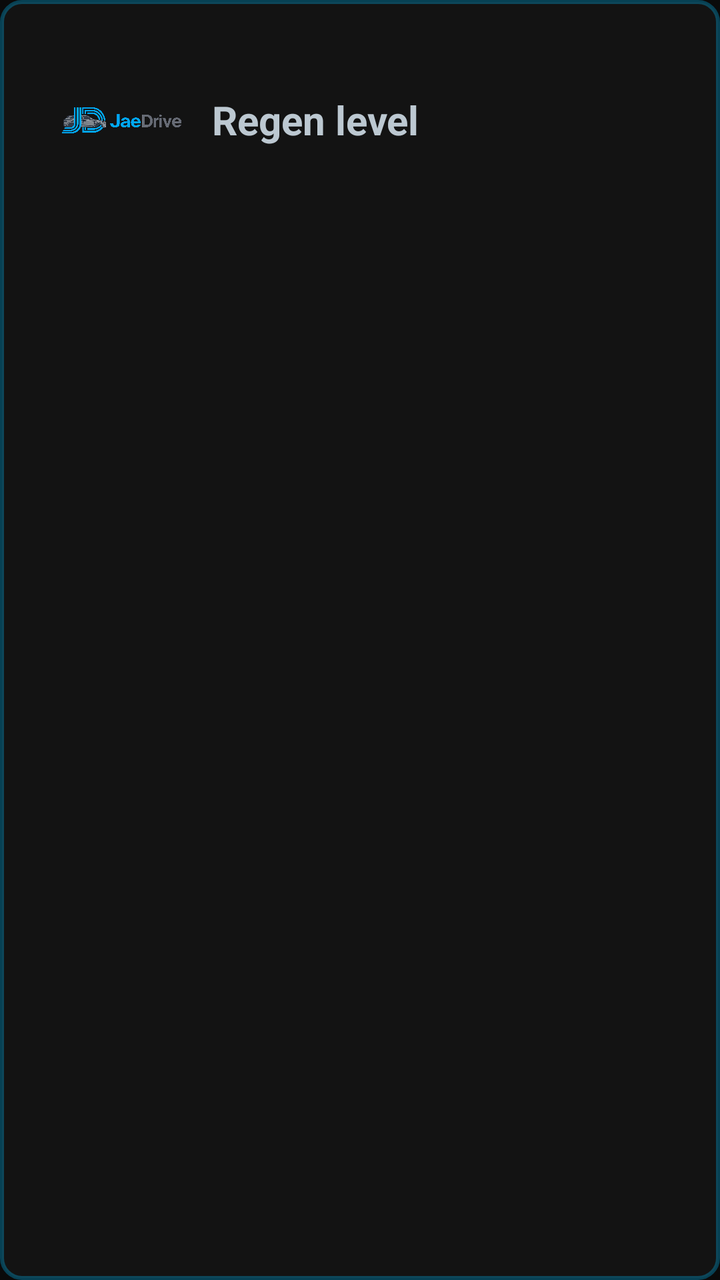
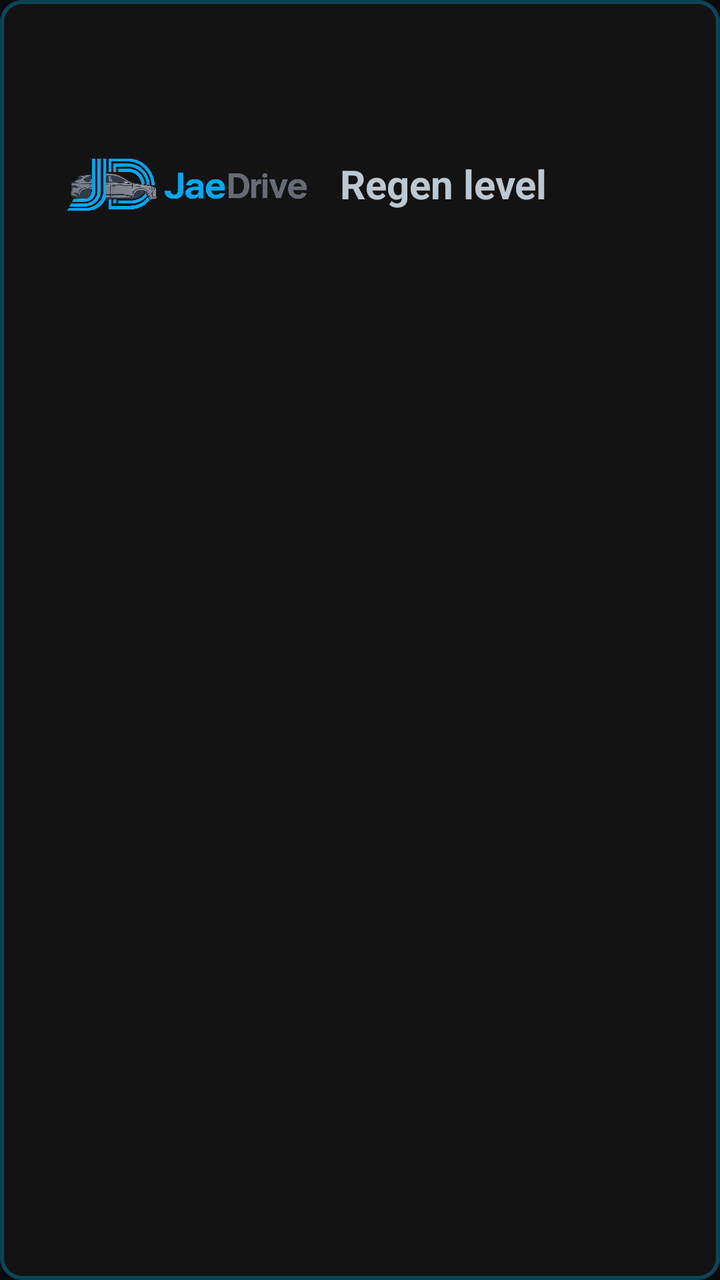

Compare the two renders of this Android layout. The source of the first and the diff that turns it into the second are given below.
<!-- AndroidManifest.xml: application theme AppTheme -->
<!-- res/layout/overlay_regen_popup.xml -->
<?xml version="1.0" encoding="utf-8"?>
<LinearLayout xmlns:android="http://schemas.android.com/apk/res/android"
    android:layout_width="wrap_content"
    android:layout_height="wrap_content"
    android:orientation="vertical"
    android:background="@drawable/glass_card_glow_bg"
    android:padding="28dp"
    android:minWidth="320dp">

    <LinearLayout
        android:layout_width="match_parent"
        android:layout_height="wrap_content"
        android:orientation="horizontal"
        android:gravity="center_vertical">
        <ImageView
            android:layout_width="64dp"
            android:layout_height="64dp"
            android:layout_marginEnd="14dp"
            android:src="@drawable/jd_logo"
            android:contentDescription="@null"/>
        <TextView
            android:id="@+id/tv_regen_title"
            android:layout_width="wrap_content"
            android:layout_height="wrap_content"
            android:text="@string/overlay_regen_title"
            android:textColor="@color/on_surface_variant"
            android:textSize="20sp"
            android:textStyle="bold"/>
    </LinearLayout>

    <TextView
        android:id="@+id/tv_regen_value"
        android:layout_width="match_parent"
        android:layout_height="wrap_content"
        android:layout_marginTop="10dp"
        android:gravity="center"
        android:textColor="@color/on_surface"
        android:textSize="44sp"
        android:textStyle="bold"/>
</LinearLayout>
<!-- resources referenced by this layout -->
<resources>
  <color name="on_surface">#E5E2E1</color>
  <color name="on_surface_variant">#BCC8D1</color>
  <!-- drawable glass_card_glow_bg (drawable) -->
  <?xml version="1.0" encoding="utf-8"?>
  <shape xmlns:android="http://schemas.android.com/apk/res/android">
      <corners android:radius="10dp"/>
      <solid android:color="@color/glass_card_fill"/>
      <stroke android:width="2dp" android:color="@color/glass_border_primary"/>
  </shape>
  <!-- drawable jd_logo: png bitmap (drawable-nodpi, 381845 bytes) -->
  <string name="overlay_regen_title">Regen level</string>
  <style name="AppTheme" parent="Theme.AppCompat.NoActionBar">
          <item name="android:windowBackground">@color/root_background</item>
          <item name="android:statusBarColor">@color/root_background</item>
          <item name="colorAccent">@color/primary_container</item>
          <item name="colorControlActivated">@color/primary_container</item>
      </style>
  <color name="glass_card_fill">#99191919</color>
  <color name="glass_border_primary">#4D00BFFF</color>
  <color name="root_background">#0A0A0A</color>
  <color name="primary_container">#00BFFF</color>
</resources>

<!-- the commit's change to res/layout/overlay_regen_popup.xml (unified diff, before → after) -->
@@ -13,8 +13,8 @@
         android:orientation="horizontal"
         android:gravity="center_vertical">
         <ImageView
-            android:layout_width="64dp"
-            android:layout_height="64dp"
+            android:layout_width="128dp"
+            android:layout_height="128dp"
             android:layout_marginEnd="14dp"
             android:src="@drawable/jd_logo"
             android:contentDescription="@null"/>
